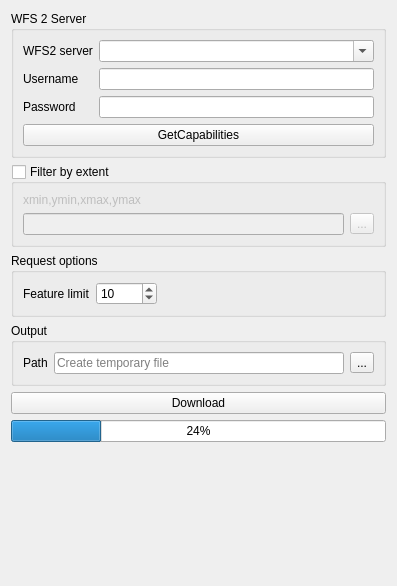
Above: gml_application_schema_toolbox/ui/download_panel.ui from BRGM/gml_application_schema_toolbox before the change. Below: the same form after it.
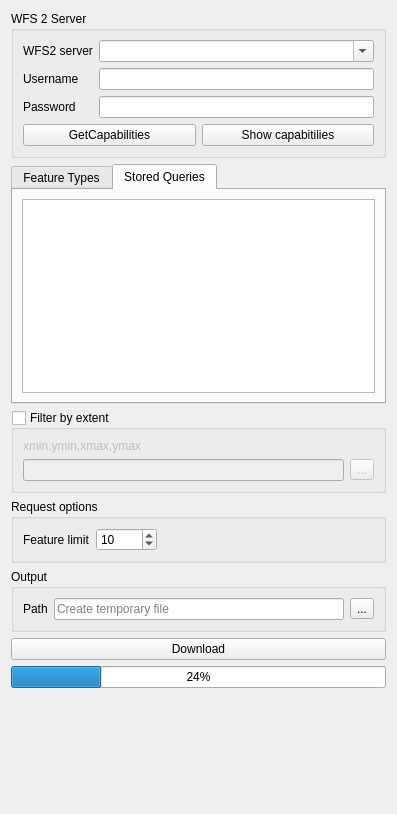
That is the form after the change.

Commit message: Show WFS2 type names and stored queries

```diff
--- a/gml_application_schema_toolbox/ui/download_panel.ui
+++ b/gml_application_schema_toolbox/ui/download_panel.ui
@@ -7,7 +7,7 @@
     <x>0</x>
     <y>0</y>
     <width>397</width>
-    <height>586</height>
+    <height>814</height>
    </rect>
   </property>
   <property name="windowTitle">
@@ -65,15 +65,64 @@
        </layout>
       </item>
       <item>
-       <widget class="QPushButton" name="getCapabilitiesButton">
-        <property name="text">
-         <string>GetCapabilities</string>
-        </property>
-       </widget>
+       <layout class="QHBoxLayout" name="horizontalLayout">
+        <item>
+         <widget class="QPushButton" name="getCapabilitiesButton">
+          <property name="text">
+           <string>GetCapabilities</string>
+          </property>
+         </widget>
+        </item>
+        <item>
+         <widget class="QPushButton" name="showCapabilitiesButton">
+          <property name="text">
+           <string>Show capabitilies</string>
+          </property>
+         </widget>
+        </item>
+       </layout>
       </item>
      </layout>
     </widget>
    </item>
+   <item>
+    <widget class="QTabWidget" name="datasetsTabWidget">
+     <property name="currentIndex">
+      <number>1</number>
+     </property>
+     <widget class="QWidget" name="tab">
+      <attribute name="title">
+       <string>Feature Types</string>
+      </attribute>
+      <layout class="QVBoxLayout" name="verticalLayout_5">
+       <item>
+        <widget class="QListWidget" name="featureTypesListWidget">
+         <property name="selectionMode">
+          <enum>QAbstractItemView::ExtendedSelection</enum>
+         </property>
+        </widget>
+       </item>
+      </layout>
+     </widget>
+     <widget class="QWidget" name="tab_2">
+      <attribute name="title">
+       <string>Stored Queries</string>
+      </attribute>
+      <layout class="QVBoxLayout" name="verticalLayout_6">
+       <item>
+        <widget class="QListWidget" name="storedQueriesListWidget">
+         <property name="selectionMode">
+          <enum>QAbstractItemView::SingleSelection</enum>
+         </property>
+        </widget>
+       </item>
+       <item>
+        <layout class="QFormLayout" name="storedQueryFormLayout"/>
+       </item>
+      </layout>
+     </widget>
+    </widget>
+   </item>
    <item>
     <widget class="QGroupBox" name="bboxGroupBox">
      <property name="title">
```
The commit also changes 1 other file.
